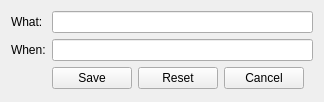
Before: the Qt Designer form qt/apps/tutorial/forms/note_edit.ui in Wolframe/qtClient, drawn with Qt 5.
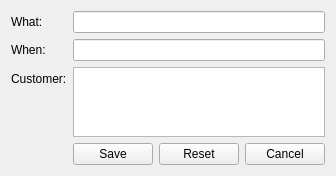
After: the same form once the commit is applied.

Patch:
```diff
--- a/qt/apps/tutorial/forms/note_edit.ui
+++ b/qt/apps/tutorial/forms/note_edit.ui
@@ -6,8 +6,8 @@
    <rect>
     <x>0</x>
     <y>0</y>
-    <width>324</width>
-    <height>102</height>
+    <width>333</width>
+    <height>122</height>
    </rect>
   </property>
   <property name="windowTitle">
@@ -59,7 +59,7 @@
    <item row="1" column="1">
     <widget class="QLineEdit" name="when"/>
    </item>
-   <item row="2" column="1">
+   <item row="3" column="1">
     <layout class="QHBoxLayout" name="horizontalLayout">
      <item>
       <widget class="QPushButton" name="pushButton">
@@ -127,6 +127,19 @@
      </item>
     </layout>
    </item>
+   <item row="2" column="0">
+    <widget class="QLabel" name="label_customer">
+     <property name="text">
+      <string>Customer:</string>
+     </property>
+     <property name="buddy">
+      <cstring>customer</cstring>
+     </property>
+    </widget>
+   </item>
+   <item row="2" column="1">
+    <widget class="QListWidget" name="customer"/>
+   </item>
   </layout>
  </widget>
  <tabstops>
```
Left out of the diff: 2 changed lines with no effect on the pictures.
